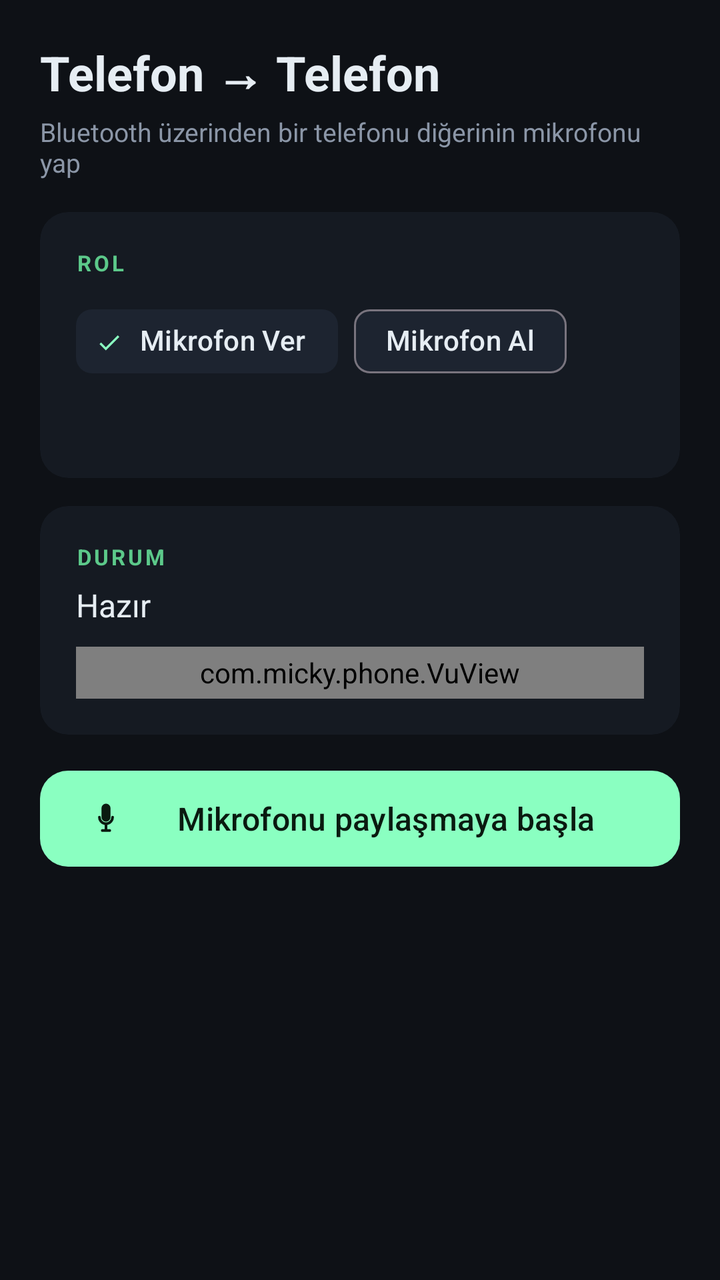
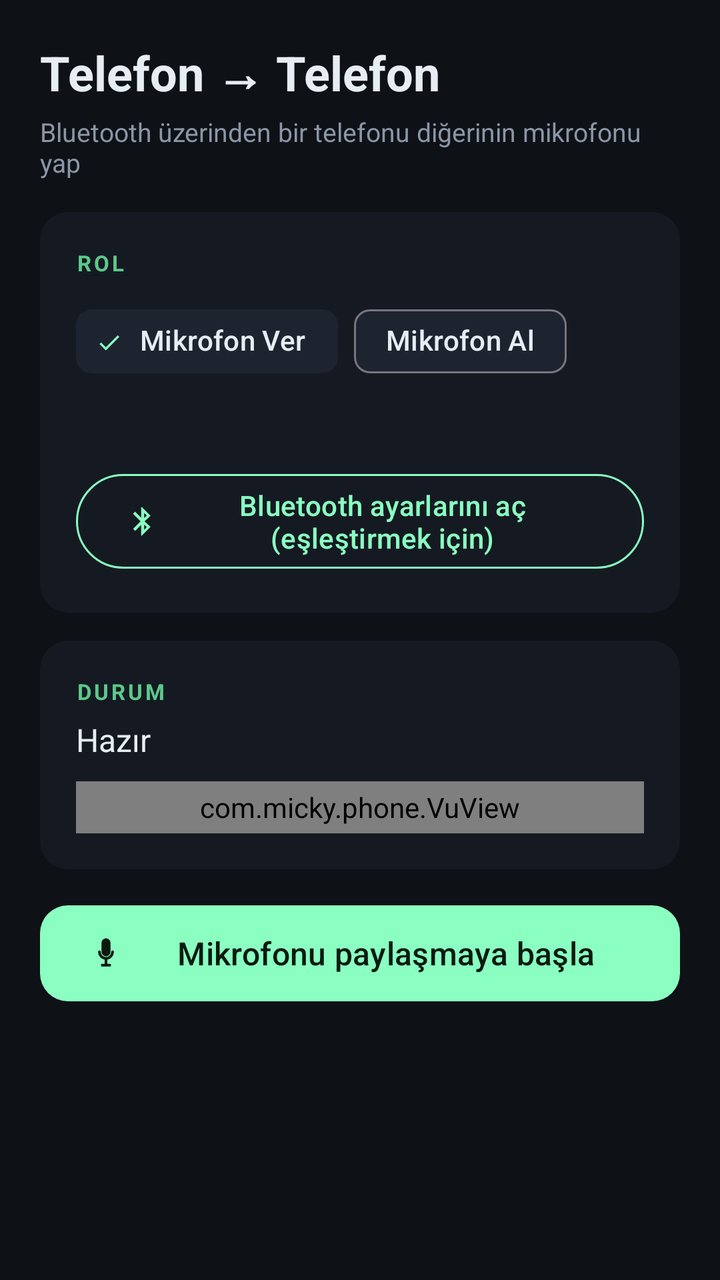

Compare the two renders of this Android layout. The source of the first and the diff that turns it into the second are given below.
<!-- AndroidManifest.xml: application theme Theme.Micky -->
<!-- res/layout/fragment_bt.xml -->
<?xml version="1.0" encoding="utf-8"?>
<ScrollView xmlns:android="http://schemas.android.com/apk/res/android"
    xmlns:app="http://schemas.android.com/apk/res-auto"
    android:layout_width="match_parent"
    android:layout_height="match_parent"
    android:background="@color/bg"
    android:fillViewport="true">

    <LinearLayout
        android:layout_width="match_parent"
        android:layout_height="wrap_content"
        android:orientation="vertical"
        android:padding="20dp">

        <TextView
            android:layout_width="wrap_content"
            android:layout_height="wrap_content"
            android:text="Telefon → Telefon"
            android:textColor="@color/text"
            android:textSize="24sp"
            android:textStyle="bold"/>
        <TextView
            android:layout_width="match_parent"
            android:layout_height="wrap_content"
            android:layout_marginTop="4dp"
            android:text="Bluetooth üzerinden bir telefonu diğerinin mikrofonu yap"
            android:textColor="@color/text_dim"
            android:textSize="13sp"/>

        <androidx.cardview.widget.CardView
            android:layout_width="match_parent"
            android:layout_height="wrap_content"
            android:layout_marginTop="16dp"
            app:cardBackgroundColor="@color/panel"
            app:cardCornerRadius="14dp"
            app:cardElevation="0dp">

            <LinearLayout
                android:layout_width="match_parent"
                android:layout_height="wrap_content"
                android:orientation="vertical"
                android:padding="18dp">

                <TextView
                    android:layout_width="wrap_content"
                    android:layout_height="wrap_content"
                    android:text="ROL"
                    android:textColor="@color/accent_dim"
                    android:textSize="11sp"
                    android:textStyle="bold"
                    android:letterSpacing="0.12"/>

                <com.google.android.material.chip.ChipGroup
                    android:id="@+id/roleChips"
                    android:layout_width="match_parent"
                    android:layout_height="wrap_content"
                    android:layout_marginTop="8dp"
                    app:singleSelection="true"
                    app:selectionRequired="true">
                    <com.google.android.material.chip.Chip
                        android:id="@+id/chipServer"
                        style="@style/Widget.Material3.Chip.Filter"
                        android:layout_width="wrap_content"
                        android:layout_height="wrap_content"
                        android:text="Mikrofon Ver"
                        android:checked="true"
                        android:textColor="@color/text"
                        app:chipBackgroundColor="@color/panel_light"
                        app:checkedIconTint="@color/accent"/>
                    <com.google.android.material.chip.Chip
                        android:id="@+id/chipClient"
                        style="@style/Widget.Material3.Chip.Filter"
                        android:layout_width="wrap_content"
                        android:layout_height="wrap_content"
                        android:text="Mikrofon Al"
                        android:textColor="@color/text"
                        app:chipBackgroundColor="@color/panel_light"
                        app:checkedIconTint="@color/accent"/>
                </com.google.android.material.chip.ChipGroup>

                <TextView
                    android:id="@+id/roleHint"
                    android:layout_width="match_parent"
                    android:layout_height="wrap_content"
                    android:layout_marginTop="10dp"
                    android:textColor="@color/text_dim"
                    android:textSize="12sp"/>
            </LinearLayout>
        </androidx.cardview.widget.CardView>

        <androidx.cardview.widget.CardView
            android:id="@+id/devicesCard"
            android:layout_width="match_parent"
            android:layout_height="wrap_content"
            android:layout_marginTop="14dp"
            app:cardBackgroundColor="@color/panel"
            app:cardCornerRadius="14dp"
            app:cardElevation="0dp"
            android:visibility="gone">

            <LinearLayout
                android:layout_width="match_parent"
                android:layout_height="wrap_content"
                android:orientation="vertical"
                android:padding="18dp">
                <TextView
                    android:layout_width="wrap_content"
                    android:layout_height="wrap_content"
                    android:text="EŞLEŞMİŞ CİHAZLAR"
                    android:textColor="@color/accent_dim"
                    android:textSize="11sp"
                    android:textStyle="bold"
                    android:letterSpacing="0.12"/>

                <LinearLayout
                    android:id="@+id/deviceList"
                    android:layout_width="match_parent"
                    android:layout_height="wrap_content"
                    android:layout_marginTop="8dp"
                    android:orientation="vertical"/>

                <com.google.android.material.button.MaterialButton
                    android:id="@+id/refreshBtn"
                    android:layout_width="match_parent"
                    android:layout_height="wrap_content"
                    android:layout_marginTop="8dp"
                    android:text="Eşleşmiş cihazları yenile"
                    android:textAllCaps="false"
                    android:textColor="@color/text"
                    app:strokeColor="@color/border"
                    style="@style/Widget.Material3.Button.OutlinedButton"/>
            </LinearLayout>
        </androidx.cardview.widget.CardView>

        <androidx.cardview.widget.CardView
            android:layout_width="match_parent"
            android:layout_height="wrap_content"
            android:layout_marginTop="14dp"
            app:cardBackgroundColor="@color/panel"
            app:cardCornerRadius="14dp"
            app:cardElevation="0dp">
            <LinearLayout
                android:layout_width="match_parent"
                android:layout_height="wrap_content"
                android:orientation="vertical"
                android:padding="18dp">
                <TextView
                    android:layout_width="wrap_content"
                    android:layout_height="wrap_content"
                    android:text="DURUM"
                    android:textColor="@color/accent_dim"
                    android:textSize="11sp"
                    android:textStyle="bold"
                    android:letterSpacing="0.12"/>
                <TextView
                    android:id="@+id/btStatus"
                    android:layout_width="match_parent"
                    android:layout_height="wrap_content"
                    android:layout_marginTop="6dp"
                    android:text="Hazır"
                    android:textColor="@color/text"
                    android:textSize="16sp"/>
                <com.micky.phone.VuView
                    android:id="@+id/btVu"
                    android:layout_width="match_parent"
                    android:layout_height="26dp"
                    android:layout_marginTop="10dp"/>
            </LinearLayout>
        </androidx.cardview.widget.CardView>

        <com.google.android.material.button.MaterialButton
            android:id="@+id/actionBtn"
            android:layout_width="match_parent"
            android:layout_height="56dp"
            android:layout_marginTop="14dp"
            android:text="Mikrofonu paylaşmaya başla"
            android:textColor="@color/black_ink"
            android:textAllCaps="false"
            android:textSize="16sp"
            app:icon="@drawable/ic_mic"
            app:iconTint="@color/black_ink"
            app:backgroundTint="@color/accent"
            app:cornerRadius="14dp"/>

        <Space
            android:layout_width="match_parent"
            android:layout_height="16dp"/>
    </LinearLayout>
</ScrollView>
<!-- resources referenced by this layout -->
<resources>
  <color name="accent">#8affc1</color>
  <color name="accent_dim">#5cc98a</color>
  <color name="bg">#0e1116</color>
  <color name="black_ink">#0a1a10</color>
  <color name="border">#242c3a</color>
  <color name="panel">#151a22</color>
  <color name="panel_light">#1d2430</color>
  <color name="text">#e6edf3</color>
  <color name="text_dim">#8b96a7</color>
  <!-- drawable ic_mic (drawable) -->
  <vector xmlns:android="http://schemas.android.com/apk/res/android"
      android:width="24dp" android:height="24dp"
      android:viewportWidth="24" android:viewportHeight="24">
      <path android:fillColor="@android:color/white"
          android:pathData="M12,14a3,3 0 0 0 3,-3V5a3,3 0 0 0 -6,0v6a3,3 0 0 0 3,3zM17.3,11a0.9,0.9 0 0 0 -1.8,0 3.5,3.5 0 0 1 -7,0 0.9,0.9 0 0 0 -1.8,0 5.3,5.3 0 0 0 4.4,5.2V19H9.5a0.9,0.9 0 0 0 0,1.8h5a0.9,0.9 0 0 0 0,-1.8H12.9v-2.8A5.3,5.3 0 0 0 17.3,11z"/>
  </vector>
  <style name="Theme.Micky" parent="Theme.Material3.DayNight.NoActionBar">
          <item name="colorPrimary">@color/accent</item>
          <item name="colorPrimaryVariant">@color/accent_dim</item>
          <item name="colorOnPrimary">@color/black_ink</item>
          <item name="colorSecondary">@color/accent_dim</item>
          <item name="colorOnSecondary">@color/black_ink</item>
          <item name="android:colorBackground">@color/bg</item>
          <item name="colorSurface">@color/panel</item>
          <item name="colorOnSurface">@color/text</item>
          <item name="android:statusBarColor" tools:targetApi="l">@color/bg</item>
          <item name="android:navigationBarColor">@color/bg</item>
          <item name="android:windowLightStatusBar">false</item>
      </style>
</resources>

<!-- the commit's change to res/layout/fragment_bt.xml (unified diff, before → after) -->
@@ -85,6 +85,19 @@
                     android:layout_marginTop="10dp"
                     android:textColor="@color/text_dim"
                     android:textSize="12sp"/>
+
+                <com.google.android.material.button.MaterialButton
+                    android:id="@+id/openBtSettingsBtn"
+                    android:layout_width="match_parent"
+                    android:layout_height="wrap_content"
+                    android:layout_marginTop="12dp"
+                    android:text="Bluetooth ayarlarını aç (eşleştirmek için)"
+                    android:textAllCaps="false"
+                    android:textColor="@color/accent"
+                    app:icon="@drawable/ic_bluetooth"
+                    app:iconTint="@color/accent"
+                    app:strokeColor="@color/accent"
+                    style="@style/Widget.Material3.Button.OutlinedButton"/>
             </LinearLayout>
         </androidx.cardview.widget.CardView>
 
<!-- resource entries referenced after the edit -->
@@ -9,6 +9,13 @@
   <color name="panel_light">#1d2430</color>
   <color name="text">#e6edf3</color>
   <color name="text_dim">#8b96a7</color>
+  <!-- drawable ic_bluetooth (drawable) -->
+  <vector xmlns:android="http://schemas.android.com/apk/res/android"
+      android:width="24dp" android:height="24dp"
+      android:viewportWidth="24" android:viewportHeight="24">
+      <path android:fillColor="@android:color/white"
+          android:pathData="M17.7,8.3l-5.4,-5.4L12,2.5h-0.6v7.1L7.4,5.6 6,7l5.1,5 -5.1,5 1.4,1.4 4,-4v7.1H12l0.3,-0.4 5.4,-5.4L13.7,12zM13.4,6.3l1.8,1.8 -1.8,1.8zM15.2,15.9l-1.8,1.8V14.1z"/>
+  </vector>
   <!-- drawable ic_mic (drawable) -->
   <vector xmlns:android="http://schemas.android.com/apk/res/android"
       android:width="24dp" android:height="24dp"
